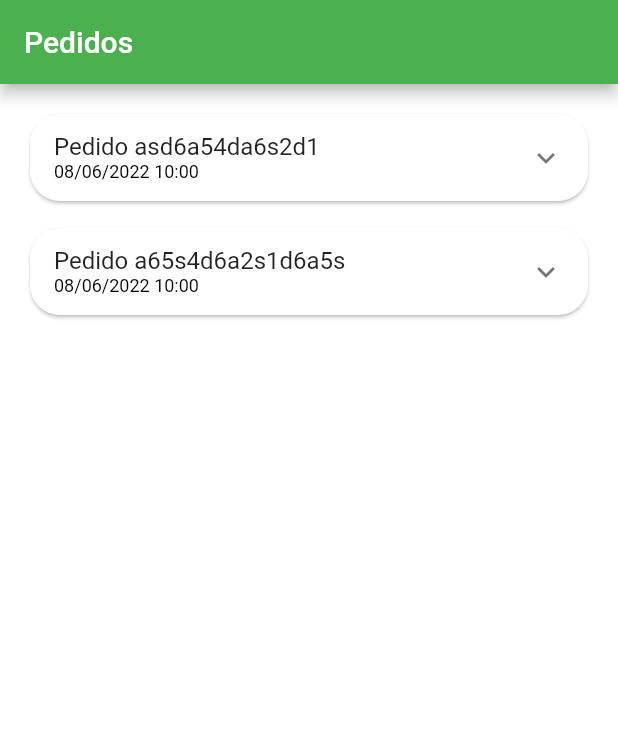
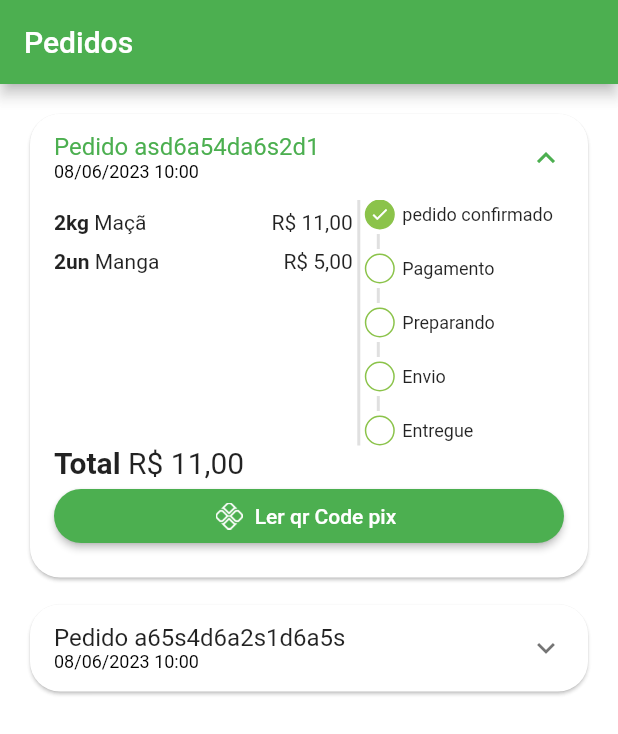
Before and after one commit to FilipeH14/greengrocer, a Flutter app: the Orderstab screen opened directly, on a phone screen of 412 x 824 dp. Shown: the top 734 px of the screen. Run offline on Flutter 3.47's test engine with Material 2 defaults, Android fonts, the phone set to English and light mode, and no system bars; our stand-ins replace animated_text_kit, badges, mask_text_input_formatter.

```diff
--- a/lib/src/config/app_data.dart
+++ b/lib/src/config/app_data.dart
@@ -104,13 +104,13 @@ List<OrderModel> orders = [
   OrderModel(
     copyAndPaste: 'q1w2e3r4t5y6',
     createdDateTime: DateTime.parse(
-      '2022-06-08 10:00:10.458',
+      '2023-06-08 10:00:10.458',
     ),
     overdueDateTime: DateTime.parse(
       '2023-06-08 11:00:10.458',
     ),
     id: 'asd6a54da6s2d1',
-    status: 'preparing_purchase',
+    status: 'pending_payment',
     total: 11.0,
     items: [
       CartItemModel(
@@ -128,7 +128,7 @@ List<OrderModel> orders = [
   OrderModel(
     copyAndPaste: 'q1w2e3r4t5y6',
     createdDateTime: DateTime.parse(
-      '2022-06-08 10:00:10.458',
+      '2023-06-08 10:00:10.458',
     ),
     overdueDateTime: DateTime.parse(
       '2023-06-08 11:00:10.458',
--- a/lib/src/pages/orders/components/order_tile.dart
+++ b/lib/src/pages/orders/components/order_tile.dart
@@ -99,7 +99,7 @@ class OrderTile extends StatelessWidget {
                   'assets/app_images/pix.png',
                   height: 18,
                 ),
-                label: const Text('er qr Code pix'),
+                label: const Text('Ler qr Code pix'),
                 onPressed: () {},
               ),
             ),
```
Also changed, not shown: pubspec.lock.
